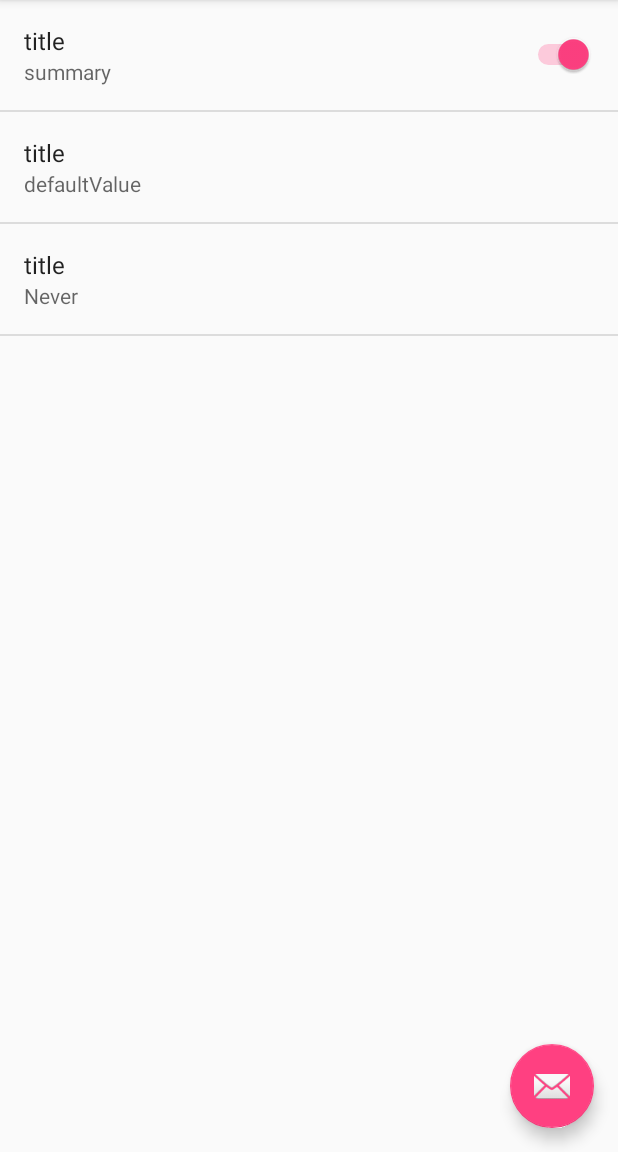
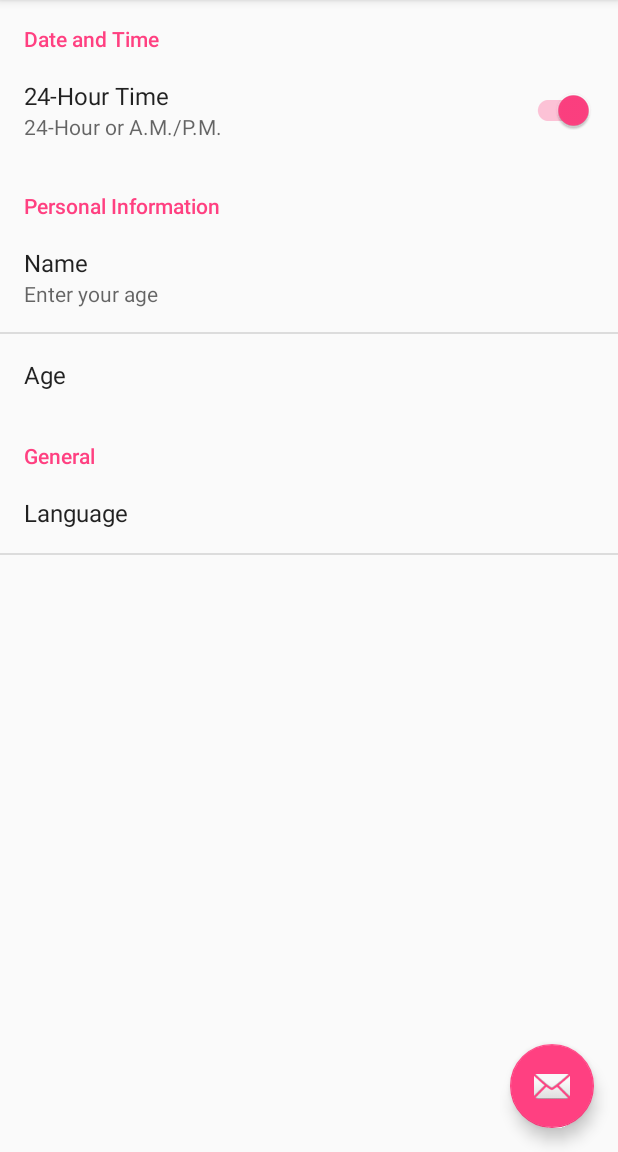
Before and after one commit to celerysoft/BedTime, an Android app: the fragment SettingsFragment placed in its activity, on a phone screen of 412 x 824 dp, the part 84-1236 px from its top. Run offline under Robolectric (Android 15) with nearby library versions, the phone set to English and light mode, and no system bars.

Commit message:
add SwitchPreference follow Material Design

```diff
--- a/app/src/main/AndroidManifest.xml
+++ b/app/src/main/AndroidManifest.xml
@@ -1,6 +1,8 @@
 <?xml version="1.0" encoding="utf-8"?>
 <manifest xmlns:android="http://schemas.android.com/apk/res/android"
     package="com.celerysoft.bedtime" >
+
+    <uses-permission android:name="android.permission.VIBRATE" />
 
     <application
         android:allowBackup="true"
@@ -10,8 +12,8 @@
         android:theme="@style/AppTheme" >
         <activity
             android:name=".activity.main.view.MainActivity"
-            android:label="@string/app_name"
             android:theme="@style/AppTheme.NoActionBar"
+            android:launchMode="singleTop"
             android:configChanges="orientation|screenSize">
             <intent-filter>
                 <action android:name="android.intent.action.MAIN" />
@@ -19,6 +21,8 @@
                 <category android:name="android.intent.category.LAUNCHER" />
             </intent-filter>
         </activity>
+
+        <receiver android:name=".receiver.BedTimeReceiver"/>
     </application>
 
 </manifest>
--- a/app/src/main/java/com/celerysoft/bedtime/activity/main/presenter/IPresenterMain.java
+++ b/app/src/main/java/com/celerysoft/bedtime/activity/main/presenter/IPresenterMainActivity.java
@@ -3,7 +3,7 @@ package com.celerysoft.bedtime.activity.main.presenter;
 /**
  * Created by Celery on 16/4/11.
  */
-public interface IPresenterMain {
+public interface IPresenterMainActivity {
     void showExitAppSnackBar();
     void turnToMainFragment();
     void turnToBedTimeFragment();
--- a/app/src/main/java/com/celerysoft/bedtime/activity/main/presenter/PresenterMain.java
+++ b/app/src/main/java/com/celerysoft/bedtime/activity/main/presenter/PresenterMainActivity.java
@@ -6,18 +6,18 @@ import android.support.design.widget.Snackbar;
 import android.view.View;
 
 import com.celerysoft.bedtime.R;
-import com.celerysoft.bedtime.activity.main.view.IViewMain;
+import com.celerysoft.bedtime.activity.main.view.IViewMainActivity;
 
 /**
  * Created by Celery on 16/4/11.
  * Presenter for main activity.
  */
-public class PresenterMain implements IPresenterMain {
-    private IViewMain mView;
+public class PresenterMainActivity implements IPresenterMainActivity {
+    private IViewMainActivity mView;
 
     private Fragment mCurrentFragment;
 
-    public PresenterMain(IViewMain view) {
+    public PresenterMainActivity(IViewMainActivity view) {
         super();
 
         mView = view;
@@ -45,6 +45,7 @@ public class PresenterMain implements IPresenterMain {
         FragmentTransaction ft = mView.getFragmentManager().beginTransaction();
 
         if (fromFragment != null) {
+            //ft.setCustomAnimations(android.R.anim.fade_in, android.R.anim.fade_out);
             //ft.setCustomAnimations(android.R.anim.fade_in, android.R.anim.fade_out, android.R.anim.fade_in, android.R.anim.fade_out);
             ft.hide(fromFragment);
         }
@@ -65,6 +66,7 @@ public class PresenterMain implements IPresenterMain {
         turnToFragment(mCurrentFragment, mView.getMainFragment());
         mCurrentFragment = mView.getMainFragment();
         mView.getSupportActionBar().setTitle(R.string.main_actionbar_title);
+        mView.getFloatActionButton().setVisibility(View.VISIBLE);
     }
 
     @Override
@@ -72,6 +74,7 @@ public class PresenterMain implements IPresenterMain {
         turnToFragment(mCurrentFragment, mView.getBedTimeFragment());
         mCurrentFragment = mView.getBedTimeFragment();
         mView.getSupportActionBar().setTitle(R.string.bedtime_actionbar_title);
+        mView.getFloatActionButton().setVisibility(View.VISIBLE);
     }
 
     @Override
@@ -79,6 +82,7 @@ public class PresenterMain implements IPresenterMain {
         turnToFragment(mCurrentFragment, mView.getSettingsFragment());
         mCurrentFragment = mView.getSettingsFragment();
         mView.getSupportActionBar().setTitle(R.string.settings_actionbar_title);
+        mView.getFloatActionButton().setVisibility(View.GONE);
     }
 
 
--- a/app/src/main/java/com/celerysoft/bedtime/activity/main/view/IViewMain.java
+++ b/app/src/main/java/com/celerysoft/bedtime/activity/main/view/IViewMainActivity.java
@@ -9,7 +9,7 @@ import android.view.View;
 /**
  * Created by Celery on 16/4/11.
  */
-public interface IViewMain {
+public interface IViewMainActivity {
     View getFloatActionButton();
     Context getContext();
     FragmentManager getFragmentManager();
--- a/app/src/main/java/com/celerysoft/bedtime/activity/main/view/MainActivity.java
+++ b/app/src/main/java/com/celerysoft/bedtime/activity/main/view/MainActivity.java
@@ -16,16 +16,16 @@ import android.view.Menu;
 import android.view.MenuItem;
 
 import com.celerysoft.bedtime.R;
-import com.celerysoft.bedtime.activity.main.presenter.IPresenterMain;
-import com.celerysoft.bedtime.activity.main.presenter.PresenterMain;
+import com.celerysoft.bedtime.activity.main.presenter.IPresenterMainActivity;
+import com.celerysoft.bedtime.activity.main.presenter.PresenterMainActivity;
 import com.celerysoft.bedtime.fragment.bedtime.BedTimeFragment;
-import com.celerysoft.bedtime.fragment.main.MainFragment;
+import com.celerysoft.bedtime.fragment.main.view.MainFragment;
 import com.celerysoft.bedtime.fragment.settings.SettingsFragment;
 
 public class MainActivity extends AppCompatActivity
-        implements NavigationView.OnNavigationItemSelectedListener, IViewMain {
+        implements NavigationView.OnNavigationItemSelectedListener, IViewMainActivity {
 
-    private IPresenterMain mPresenter;
+    private IPresenterMainActivity mPresenter;
     private FloatingActionButton mFloatingActionButton;
 
     private MainFragment mMainFragment;
@@ -37,7 +37,7 @@ public class MainActivity extends AppCompatActivity
         super.onCreate(savedInstanceState);
         setContentView(R.layout.activity_main);
 
-        mPresenter = new PresenterMain(this);
+        mPresenter = new PresenterMainActivity(this);
         init();
     }
 
@@ -46,6 +46,10 @@ public class MainActivity extends AppCompatActivity
         mMainFragment = new MainFragment();
         mBedTimeFragment = new BedTimeFragment();
         mSettingsFragment = new SettingsFragment();
+        getFragmentManager()
+                .beginTransaction()
+                .setCustomAnimations(android.R.anim.fade_in, android.R.anim.fade_out, android.R.anim.fade_in, android.R.anim.fade_out)
+                .commit();
 
         Toolbar toolbar = (Toolbar) findViewById(R.id.toolbar);
         setSupportActionBar(toolbar);
@@ -103,11 +107,7 @@ public class MainActivity extends AppCompatActivity
 
         //noinspection SimplifiableIfStatement
         if (id == R.id.action_settings) {
-            if (mFloatingActionButton.getVisibility() == View.VISIBLE) {
-                mFloatingActionButton.setVisibility(View.GONE);
-            } else {
-                mFloatingActionButton.setVisibility(View.VISIBLE);
-            }
+            mPresenter.turnToSettingsFragment();
             return true;
         }
 
--- a/app/src/main/java/com/celerysoft/bedtime/fragment/main/MainFragment.java
+++ /dev/null
@@ -1,23 +0,0 @@
-package com.celerysoft.bedtime.fragment.main;
-
-import android.app.Fragment;
-import android.os.Bundle;
-import android.support.annotation.Nullable;
-import android.view.LayoutInflater;
-import android.view.View;
-import android.view.ViewGroup;
-
-import com.celerysoft.bedtime.R;
-
-/**
- * Created by Celery on 16/4/12.
- */
-public class MainFragment extends Fragment {
-
-    @Nullable
-    @Override
-    public View onCreateView(LayoutInflater inflater, ViewGroup container, Bundle savedInstanceState) {
-        View v = inflater.inflate(R.layout.fragment_main, container, false);
-        return v;
-    }
-}
--- /dev/null
+++ b/app/src/main/java/com/celerysoft/bedtime/fragment/main/presenter/IPresenterMain.java
@@ -0,0 +1,9 @@
+package com.celerysoft.bedtime.fragment.main.presenter;
+
+/**
+ * Created by Celery on 16/4/14.
+ */
+public interface IPresenterMain {
+    void turnOnNotification();
+    void turnOffNotification();
+}
--- /dev/null
+++ b/app/src/main/java/com/celerysoft/bedtime/fragment/main/presenter/PresenterMain.java
@@ -0,0 +1,43 @@
+package com.celerysoft.bedtime.fragment.main.presenter;
+
+import android.app.AlarmManager;
+import android.app.PendingIntent;
+import android.content.Context;
+import android.content.Intent;
+import android.os.SystemClock;
+
+import com.celerysoft.bedtime.fragment.main.view.IViewMain;
+import com.celerysoft.bedtime.receiver.BedTimeReceiver;
+
+/**
+ * Created by Celery on 16/4/14.
+ */
+public class PresenterMain implements IPresenterMain {
+    IViewMain mView;
+
+    Context mContext;
+
+    public PresenterMain(IViewMain view) {
+        mView = view;
+        mContext = view.getContext();
+    }
+
+    @Override
+    public void turnOnNotification() {
+        AlarmManager alarmMgr;
+        PendingIntent alarmIntent;
+
+        alarmMgr = (AlarmManager) mContext.getSystemService(Context.ALARM_SERVICE);
+        Intent intent = new Intent(mContext, BedTimeReceiver.class);
+        alarmIntent = PendingIntent.getBroadcast(mContext, 0, intent, 0);
+
+        alarmMgr.set(AlarmManager.ELAPSED_REALTIME_WAKEUP,
+                SystemClock.elapsedRealtime() +
+                        5 * 1000, alarmIntent);
+    }
+
+    @Override
+    public void turnOffNotification() {
+
+    }
+}
--- /dev/null
+++ b/app/src/main/java/com/celerysoft/bedtime/fragment/main/view/IViewMain.java
@@ -0,0 +1,10 @@
+package com.celerysoft.bedtime.fragment.main.view;
+
+import android.content.Context;
+
+/**
+ * Created by Celery on 16/4/14.
+ */
+public interface IViewMain {
+    Context getContext();
+}
--- /dev/null
+++ b/app/src/main/java/com/celerysoft/bedtime/fragment/main/view/MainFragment.java
@@ -0,0 +1,52 @@
+package com.celerysoft.bedtime.fragment.main.view;
+
+import android.app.Fragment;
+import android.content.Context;
+import android.os.Bundle;
+import android.support.annotation.Nullable;
+import android.support.v7.widget.SwitchCompat;
+import android.view.LayoutInflater;
+import android.view.View;
+import android.view.ViewGroup;
+import android.widget.CompoundButton;
+
+import com.celerysoft.bedtime.R;
+import com.celerysoft.bedtime.fragment.main.presenter.IPresenterMain;
+import com.celerysoft.bedtime.fragment.main.presenter.PresenterMain;
+
+/**
+ * Created by Celery on 16/4/12.
+ */
+public class MainFragment extends Fragment implements IViewMain {
+
+    IPresenterMain mPresenter;
+
+    SwitchCompat mSwitch;
+
+    @Nullable
+    @Override
+    public View onCreateView(LayoutInflater inflater, ViewGroup container, Bundle savedInstanceState) {
+        View v = inflater.inflate(R.layout.fragment_main, container, false);
+
+        mPresenter = new PresenterMain(this);
+
+        mSwitch = (SwitchCompat) v.findViewById(R.id.main_fragment_switch_notification);
+        mSwitch.setOnCheckedChangeListener(new CompoundButton.OnCheckedChangeListener() {
+            @Override
+            public void onCheckedChanged(CompoundButton buttonView, boolean isChecked) {
+                if (isChecked) {
+                    mPresenter.turnOnNotification();
+                } else {
+                    mPresenter.turnOffNotification();
+                }
+            }
+        });
+
+        return v;
+    }
+
+    @Override
+    public Context getContext() {
+        return getActivity();
+    }
+}
--- /dev/null
+++ b/app/src/main/res/layout/pref_item_switch.xml
@@ -0,0 +1,7 @@
+<?xml version="1.0" encoding="utf-8"?>
+<android.support.v7.widget.SwitchCompat xmlns:android="http://schemas.android.com/apk/res/android"
+                                        android:id="@+id/pref_item_switch"
+                                        android:layout_width="match_parent"
+                                        android:layout_height="match_parent"
+                                        android:focusable="false"
+                                        android:focusableInTouchMode="false" />
--- a/app/src/main/res/menu/activity_main_drawer.xml
+++ b/app/src/main/res/menu/activity_main_drawer.xml
@@ -1,7 +1,8 @@
 <?xml version="1.0" encoding="utf-8"?>
 <menu xmlns:android="http://schemas.android.com/apk/res/android">
 
-    <group android:checkableBehavior="single">
+    <!--<group android:checkableBehavior="single">-->
+    <group android:checkableBehavior="none">
         <item
             android:id="@+id/nav_main"
             android:icon="@android:drawable/ic_menu_today"
--- a/app/src/main/res/values/strings.xml
+++ b/app/src/main/res/values/strings.xml
@@ -7,14 +7,12 @@
     <string name="action_settings">Settings</string>
 
     <string-array name="pref_example_list_titles">
-        <item>Always</item>
-        <item>When possible</item>
-        <item>Never</item>
+        <item>简体中文</item>
+        <item>English</item>
     </string-array>
     <string-array name="pref_example_list_values">
         <item>1</item>
         <item>0</item>
-        <item>-1</item>
     </string-array>
 
     // Main Activity
--- a/app/src/main/res/xml/pref_settings.xml
+++ b/app/src/main/res/xml/pref_settings.xml
@@ -1,22 +1,46 @@
 <PreferenceScreen xmlns:android="http://schemas.android.com/apk/res/android">
 
-    <SwitchPreference
+    <PreferenceCategory
+        android:title="Date and Time">
+
+        <com.celerysoft.bedtime.view.MaterialDesignSwitchPreference
             android:defaultValue="true"
+            android:widgetLayout="@layout/pref_item_switch"
             android:key="example_switch"
-        android:summary="summary"
-        android:title="title"/>
+            android:summary="24-Hour or A.M./P.M."
+            android:title="24-Hour Time"/>
+
+    </PreferenceCategory>
+
+    <PreferenceCategory
+        android:title="Personal Information">
 
         <!-- NOTE: EditTextPreference accepts EditText attributes. -->
         <!-- NOTE: EditTextPreference's summary should be set to its value by the activity code. -->
         <EditTextPreference
             android:capitalize="words"
-        android:defaultValue="defaultValue"
+            android:defaultValue="Enter your name"
             android:inputType="textCapWords"
             android:key="example_text"
             android:maxLines="1"
             android:selectAllOnFocus="true"
             android:singleLine="true"
-        android:title="title"/>
+            android:title="Name"/>
+
+        <EditTextPreference
+            android:capitalize="words"
+            android:defaultValue="Enter your age"
+            android:inputType="number"
+            android:key="example_text"
+            android:maxLines="1"
+            android:selectAllOnFocus="true"
+            android:singleLine="true"
+            android:title="Age"/>
+
+    </PreferenceCategory>
+
+    <PreferenceCategory
+        android:title="General">
 
         <!-- NOTE: Hide buttons to simplify the UI. Users can touch outside the dialog to
          dismiss it. -->
@@ -28,7 +52,15 @@
             android:key="example_list"
             android:negativeButtonText="@null"
             android:positiveButtonText="@null"
-        android:title="title"/>
+            android:title="Language"/>
+
+    </PreferenceCategory>
+
+
+
+
+
+
 
 
 
```
Also changed, not shown: app/src/main/java/com/celerysoft/bedtime/receiver/BedTimeReceiver.java (added, +41 -0 lines), app/src/main/java/com/celerysoft/bedtime/view/MaterialDesignSwitchPreference.java (added, +99 -0 lines), app/src/main/res/layout/fragment_main.xml (+8 -4 lines). Lines whose indentation alone changed are shown as unchanged.
